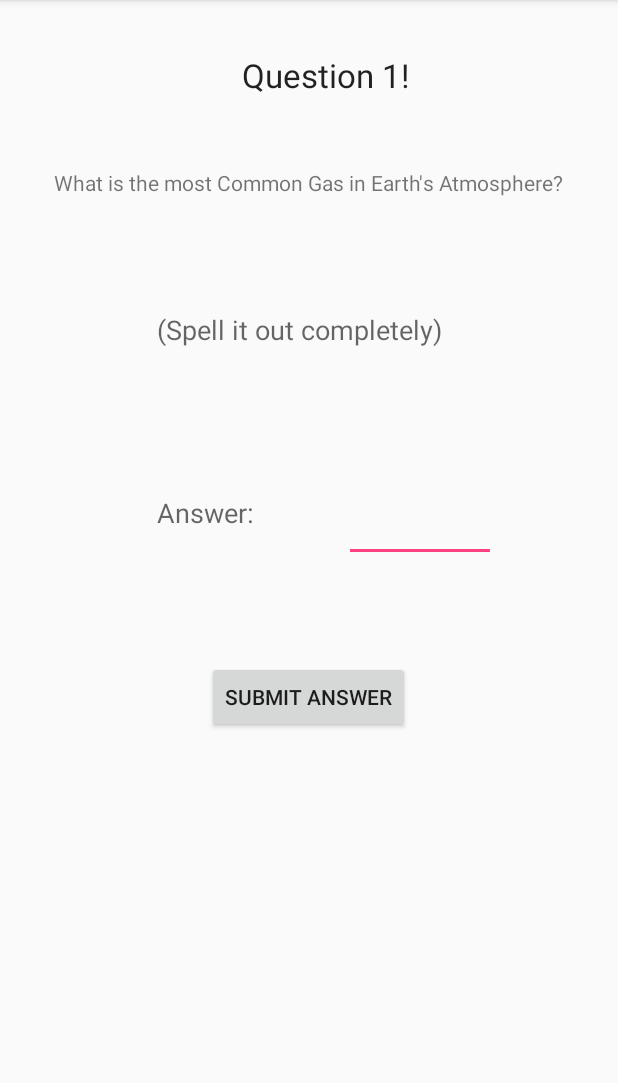
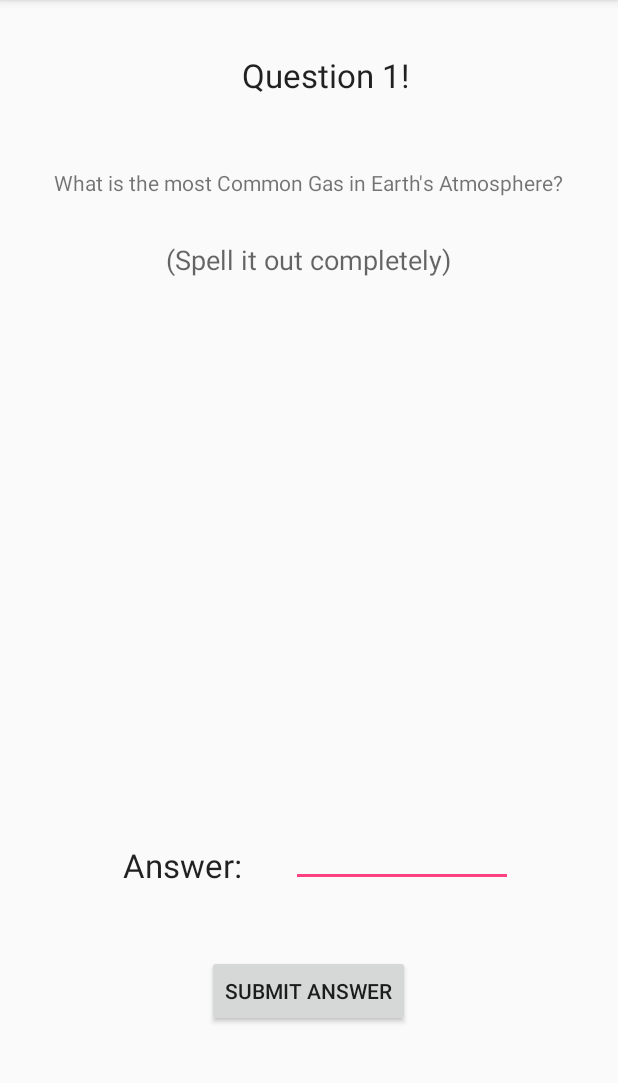
Before and after one commit to benwebsta/QuizApp, an Android app: the PlayActivity screen opened directly, with no data from a screen before it, on a phone screen of 412 x 824 dp, the part 84-1167 px from its top. Run offline under Robolectric (Android 15) with nearby library versions, the phone set to English and light mode, and no system bars.

Commit message:
app completed

```diff
--- a/app/src/main/AndroidManifest.xml
+++ b/app/src/main/AndroidManifest.xml
@@ -19,6 +19,7 @@
             </intent-filter>
         </activity>
         <activity android:name=".PlayActivity"></activity>
+        <activity android:name=".ResultsActivity"></activity>
     </application>
 
 </manifest>
--- a/app/src/main/java/com/example/dell_pc/quizapp/PlayActivity.java
+++ b/app/src/main/java/com/example/dell_pc/quizapp/PlayActivity.java
@@ -1,30 +1,55 @@
 package com.example.dell_pc.quizapp;
 
+import android.content.Intent;
+import android.support.v7.app.AppCompatActivity;
 import android.os.Bundle;
-import android.support.design.widget.FloatingActionButton;
-import android.support.design.widget.Snackbar;
-import android.support.v7.app.AppCompatActivity;
-import android.support.v7.widget.Toolbar;
+import android.view.Menu;
+import android.view.MenuItem;
 import android.view.View;
 
 /**
- * Created by DELL-PC on 2/18/2016.
+ * Created by DELL-PC on 2/19/2016.
  */
-public class PlayActivity  extends AppCompatActivity {
+public class PlayActivity extends AppCompatActivity{
+    public static int numCorrect = 0;
+  //  public static PlayActivity activity;
     protected void onCreate(Bundle savedInstanceState) {
         super.onCreate(savedInstanceState);
         setContentView(R.layout.activity_play);
-      /*  Toolbar toolbar = (Toolbar) findViewById(R.id.toolbar);
-        setSupportActionBar(toolbar);
-
-        FloatingActionButton fab = (FloatingActionButton) findViewById(R.id.fab);
-        fab.setOnClickListener(new View.OnClickListener() {
-            @Override
-            public void onClick(View view) {
-                Snackbar.make(view, "Replace with your own action", Snackbar.LENGTH_LONG)
-                        .setAction("Action", null).show();
-            }
-        });*/
+    //    activity = this;
+        getFragmentManager()
+                .beginTransaction()
+                .replace(R.id.main_fragment_container, new QuestionOne())
+                .addToBackStack(null)
+                .commit();
     }
 
+  //  @Override
+  /*  public boolean onCreateOptionsMenu(Menu menu) {
+        // Inflate the menu; this adds items to the action bar if it is present.
+        getMenuInflater().inflate(R.menu.menu_play, menu);
+        getMenuInflater()
+
+        return true;
+    }
+*/
+   /* public void  reset() {
+        numCorrect = 0;
+        Intent mainActivity = new Intent(this, MainActivity.class);
+        startActivity(mainActivity);
+    }*/
+    @Override
+    public boolean onOptionsItemSelected(MenuItem item) {
+        // Handle action bar item clicks here. The action bar will
+        // automatically handle clicks on the Home/Up button, so long
+        // as you specify a parent activity in AndroidManifest.xml.
+        int id = item.getItemId();
+
+        //noinspection SimplifiableIfStatement
+        if (id == R.id.action_settings) {
+            return true;
+        }
+
+        return super.onOptionsItemSelected(item);
+    }
 }
--- /dev/null
+++ b/app/src/main/java/com/example/dell_pc/quizapp/QuestionOne.java
@@ -0,0 +1,106 @@
+package com.example.dell_pc.quizapp;
+
+
+import android.content.Intent;
+import android.os.Bundle;
+import android.app.Fragment;
+import android.view.LayoutInflater;
+import android.view.View;
+import android.view.ViewGroup;
+import android.content.Context;
+import android.widget.EditText;
+import android.widget.Button;
+import android.widget.TextView;
+import android.widget.Toast;
+
+/**
+ * A simple {@link Fragment} subclass.
+ * Use the {@link QuestionOne#newInstance} factory method to
+ * create an instance of this fragment.
+ */
+public class QuestionOne extends Fragment {
+    String correctAnswer = "Nitrogen";
+    String userAnswer;
+    EditText answer1Text;
+    private Button submit1;
+    Context context;
+   // int numCorrect = 0;
+
+    // TODO: Rename parameter arguments, choose names that match
+    // the fragment initialization parameters, e.g. ARG_ITEM_NUMBER
+    private static final String ARG_PARAM1 = "param1";
+    private static final String ARG_PARAM2 = "param2";
+
+    // TODO: Rename and change types of parameters
+    private String mParam1;
+    private String mParam2;
+
+
+    public QuestionOne() {
+        // Required empty public constructor
+    }
+
+    /**
+     * Use this factory method to create a new instance of
+     * this fragment using the provided parameters.
+     *
+     * @param param1 Parameter 1.
+     * @param param2 Parameter 2.
+     * @return A new instance of fragment QuestionOne.
+     */
+    // TODO: Rename and change types and number of parameters
+    public static QuestionOne newInstance(String param1, String param2) {
+        QuestionOne fragment = new QuestionOne();
+        Bundle args = new Bundle();
+        args.putString(ARG_PARAM1, param1);
+        args.putString(ARG_PARAM2, param2);
+        fragment.setArguments(args);
+        return fragment;
+    }
+
+    @Override
+    public void onCreate(Bundle savedInstanceState) {
+        super.onCreate(savedInstanceState);
+        if (getArguments() != null) {
+            mParam1 = getArguments().getString(ARG_PARAM1);
+            mParam2 = getArguments().getString(ARG_PARAM2);
+        }
+    }
+
+    @Override
+    public View onCreateView(LayoutInflater inflater, ViewGroup container,
+                             Bundle savedInstanceState) {
+
+        View view = null;
+        view = inflater.inflate(R.layout.question1, container, false);
+
+        submit1 = (Button)view.findViewById(R.id.submitButton1);
+        return view;
+    }
+
+    public void onViewCreated(View view, Bundle savedInstanceState) {
+        super.onViewCreated(view, savedInstanceState);
+
+        //TA Implementation
+
+        //different way of implementing click interaction.
+        submit1.setOnClickListener(new View.OnClickListener() {
+            @Override
+            public void onClick(View v) {
+                String answer;
+                answer1Text = (EditText)getActivity().findViewById(R.id.answer1);
+                userAnswer = answer1Text.getText().toString();
+                answer = userAnswer.trim();
+                if (answer.equalsIgnoreCase(correctAnswer)) {
+                    PlayActivity.numCorrect++;
+                }
+                getFragmentManager()
+                        .beginTransaction()
+                        .replace(R.id.main_fragment_container, new QuestionTwo())
+                        .addToBackStack(null)
+                        .commit();
+            }
+        });
+    }
+
+}
--- a/app/src/main/res/layout/activity_play.xml
+++ b/app/src/main/res/layout/activity_play.xml
@@ -1,65 +1,12 @@
 <?xml version="1.0" encoding="utf-8"?>
-<RelativeLayout xmlns:android="http://schemas.android.com/apk/res/android"
+<LinearLayout xmlns:android="http://schemas.android.com/apk/res/android"
     android:layout_width="match_parent"
     android:layout_height="match_parent">
 
-    <TextView
-        android:layout_width="wrap_content"
-        android:layout_height="wrap_content"
-        android:text="What is the most Common Gas in Earth&apos;s Atmosphere?"
-        android:id="@+id/question1"
-        android:layout_marginTop="112dp"
-        android:layout_alignParentTop="true"
-        android:layout_centerHorizontal="true" />
+    <FrameLayout
+        android:id="@+id/main_fragment_container"
+        android:layout_width="match_parent"
+        android:layout_height="match_parent">
+    </FrameLayout>
 
-    <TextView
-        android:layout_width="wrap_content"
-        android:layout_height="wrap_content"
-        android:textAppearance="?android:attr/textAppearanceMedium"
-        android:text="Answer: "
-        android:id="@+id/textView"
-        android:layout_marginEnd="55dp"
-        android:layout_below="@+id/question1"
-        android:layout_toStartOf="@+id/editText"
-        android:layout_marginTop="198dp" />
-
-    <EditText
-        android:layout_width="wrap_content"
-        android:layout_height="wrap_content"
-        android:id="@+id/editText"
-        android:text="                    "
-        android:layout_marginRight="47dp"
-        android:layout_marginEnd="45dp"
-        android:layout_alignTop="@+id/textView"
-        android:layout_alignEnd="@+id/question1" />
-
-    <Button
-        android:layout_width="wrap_content"
-        android:layout_height="wrap_content"
-        android:text="Submit Answer"
-        android:id="@+id/submitButton1"
-        android:layout_below="@+id/editText"
-        android:layout_centerHorizontal="true"
-        android:layout_marginTop="66dp" />
-
-    <TextView
-        android:layout_width="wrap_content"
-        android:layout_height="wrap_content"
-        android:textAppearance="?android:attr/textAppearanceMedium"
-        android:text="(Spell it out completely)"
-        android:id="@+id/textView2"
-        android:layout_marginTop="76dp"
-        android:layout_below="@+id/question1"
-        android:layout_alignStart="@+id/textView" />
-
-    <TextView
-        android:layout_width="wrap_content"
-        android:layout_height="wrap_content"
-        android:textAppearance="?android:attr/textAppearanceLarge"
-        android:text="Question 1!"
-        android:id="@+id/textView3"
-        android:layout_alignParentTop="true"
-        android:layout_alignEnd="@+id/submitButton1"
-        android:layout_marginTop="35dp" />
-
-</RelativeLayout>
+</LinearLayout>
--- /dev/null
+++ b/app/src/main/res/layout/question1.xml
@@ -0,0 +1,65 @@
+<?xml version="1.0" encoding="utf-8"?>
+<RelativeLayout xmlns:android="http://schemas.android.com/apk/res/android"
+    android:layout_width="match_parent"
+    android:layout_height="match_parent">
+
+    <TextView
+        android:layout_width="wrap_content"
+        android:layout_height="wrap_content"
+        android:text="What is the most Common Gas in Earth&apos;s Atmosphere?"
+        android:id="@+id/question1"
+        android:layout_marginTop="112dp"
+        android:layout_alignParentTop="true"
+        android:layout_centerHorizontal="true" />
+
+    <EditText
+        android:layout_width="wrap_content"
+        android:layout_height="wrap_content"
+        android:id="@+id/answer1"
+        android:text="                              "
+        android:layout_marginRight="47dp"
+        android:layout_marginBottom="45dp"
+        android:layout_above="@+id/submitButton1"
+        android:layout_alignEnd="@+id/question1"
+        android:layout_marginEnd="34dp" />
+
+    <Button
+        android:layout_width="wrap_content"
+        android:layout_height="wrap_content"
+        android:text="Submit Answer"
+        android:id="@+id/submitButton1"
+        android:layout_alignParentBottom="true"
+        android:layout_centerHorizontal="true"
+        android:layout_marginBottom="83dp"
+        android:onClick="submitPressed1" />
+
+    <TextView
+        android:layout_width="wrap_content"
+        android:layout_height="wrap_content"
+        android:textAppearance="?android:attr/textAppearanceMedium"
+        android:text="(Spell it out completely)"
+        android:id="@+id/textView2"
+        android:layout_marginTop="29dp"
+        android:layout_below="@+id/question1"
+        android:layout_centerHorizontal="true" />
+
+    <TextView
+        android:layout_width="wrap_content"
+        android:layout_height="wrap_content"
+        android:textAppearance="?android:attr/textAppearanceLarge"
+        android:text="Question 1!"
+        android:id="@+id/textView3"
+        android:layout_alignParentTop="true"
+        android:layout_alignEnd="@+id/submitButton1"
+        android:layout_marginTop="35dp" />
+
+    <TextView
+        android:layout_width="wrap_content"
+        android:layout_height="wrap_content"
+        android:textAppearance="?android:attr/textAppearanceLarge"
+        android:text="Answer:"
+        android:id="@+id/textView6"
+        android:layout_alignBottom="@+id/answer1"
+        android:layout_toStartOf="@+id/textView3" />
+
+</RelativeLayout>
--- a/app/src/main/res/values/strings.xml
+++ b/app/src/main/res/values/strings.xml
@@ -1,4 +1,7 @@
 <resources>
     <string name="app_name">QuizApp</string>
     <string name="action_settings">Settings</string>
+
+    <!-- TODO: Remove or change this placeholder text -->
+    <string name="hello_blank_fragment">Hello blank fragment</string>
 </resources>
```
Also changed, not shown: app/src/main/java/com/example/dell_pc/quizapp/QuestionTwo.java (added, +101 -0 lines), app/src/main/java/com/example/dell_pc/quizapp/ResultsFragment.java (added, +96 -0 lines), app/src/main/res/layout/question2.xml (added, +66 -0 lines), app/src/main/res/layout/results.xml (added, +42 -0 lines), app/src/main/res/drawable/pikachu.png (added).
